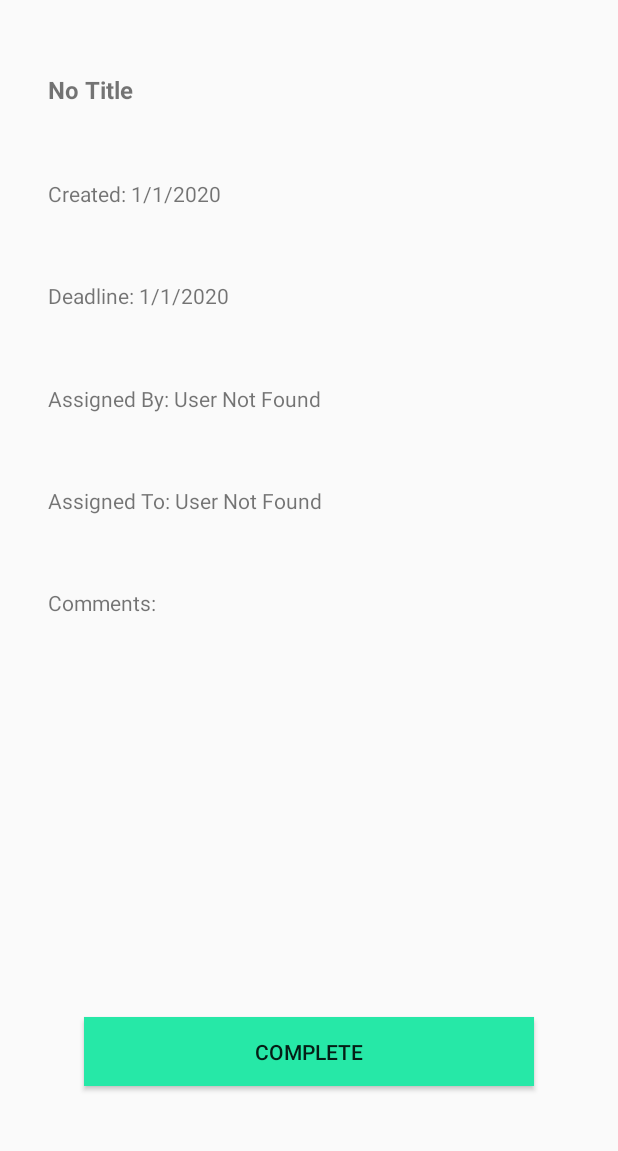
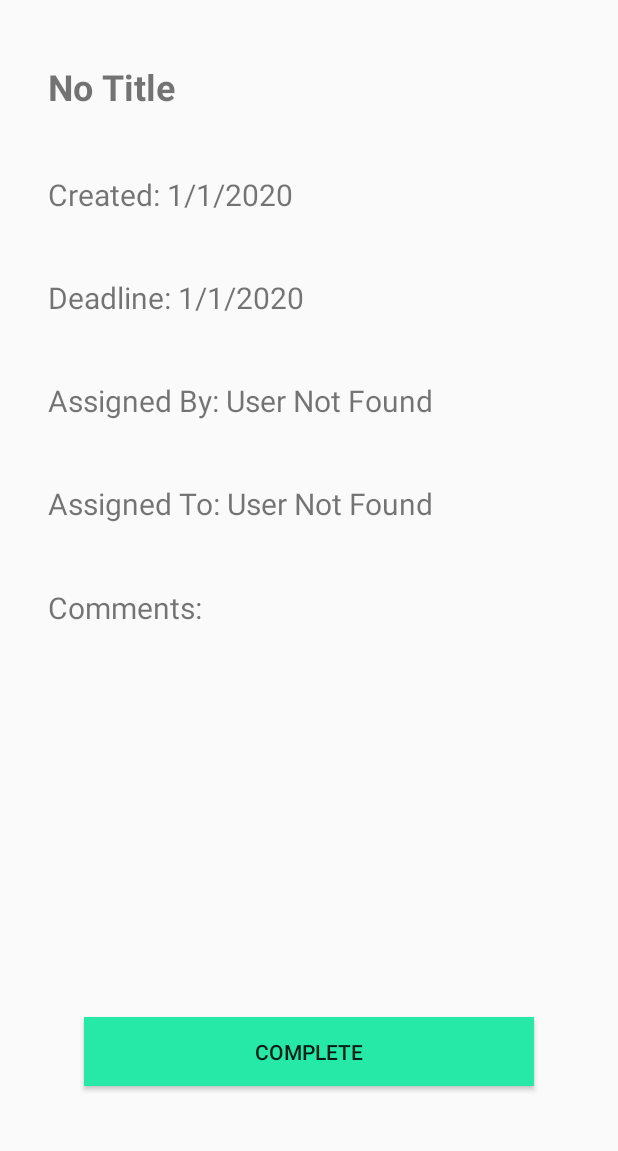
Before and after one commit to jhu-cs-uima-sp19/WeTask, an Android app: the ViewTaskActivity screen opened directly, with no data from a screen before it, on a phone screen of 412 x 824 dp, the part 84-1235 px from its top. Run offline under Robolectric (Android 15) with nearby library versions, the phone set to English and light mode, and no system bars.

Commit message:
made text sizes more consistent in edit task and view task

```diff
--- a/app/src/main/res/layout/activity_view_task.xml
+++ b/app/src/main/res/layout/activity_view_task.xml
@@ -1,91 +1,11 @@
 <?xml version="1.0" encoding="utf-8"?>
 <androidx.constraintlayout.widget.ConstraintLayout xmlns:android="http://schemas.android.com/apk/res/android"
+    xmlns:app="http://schemas.android.com/apk/res-auto"
     xmlns:tools="http://schemas.android.com/tools"
-    xmlns:app="http://schemas.android.com/apk/res-auto"
-    android:orientation="vertical"
     android:layout_width="match_parent"
     android:layout_height="match_parent"
+    android:orientation="vertical"
     tools:context=".ViewTaskActivity">
-
-    <androidx.appcompat.widget.Toolbar
-        android:id="@+id/toolbar"
-        android:layout_width="match_parent"
-        android:layout_height="?attr/actionBarSize"
-        android:background="#26E8A7"
-        app:layout_constraintTop_toTopOf="parent"
-        tools:layout_editor_absoluteX="0dp"
-        android:theme="@style/ThemeOverlay.AppCompat.ActionBar"
-        app:popupTheme="@style/Theme.AppCompat.Light" />
-
-
-    <TextView
-        android:id="@+id/taskTitle"
-        android:layout_width="wrap_content"
-        android:layout_height="wrap_content"
-        android:layout_marginStart="32dp"
-        android:layout_marginTop="32dp"
-        android:text="@string/task_title_goes_here"
-        android:textSize="16sp"
-        android:textStyle="bold"
-        app:layout_constraintBottom_toTopOf="@+id/create"
-        app:layout_constraintStart_toStartOf="parent"
-        app:layout_constraintTop_toBottomOf="@+id/toolbar" />
-
-    <TextView
-        android:id="@+id/create"
-        android:layout_width="wrap_content"
-        android:layout_height="wrap_content"
-        android:layout_marginStart="32dp"
-        android:layout_marginTop="32dp"
-        android:text="@string/created"
-        app:layout_constraintBottom_toTopOf="@+id/deadline"
-        app:layout_constraintStart_toStartOf="parent"
-        app:layout_constraintTop_toBottomOf="@+id/taskTitle" />
-
-    <TextView
-        android:id="@+id/deadline"
-        android:layout_width="wrap_content"
-        android:layout_height="wrap_content"
-        android:layout_marginStart="32dp"
-        android:layout_marginTop="32dp"
-        android:text="@string/deadline"
-        app:layout_constraintBottom_toTopOf="@+id/assignedBy"
-        app:layout_constraintStart_toStartOf="parent"
-        app:layout_constraintTop_toBottomOf="@+id/create" />
-
-    <TextView
-        android:id="@+id/assignedBy"
-        android:layout_width="wrap_content"
-        android:layout_height="wrap_content"
-        android:layout_marginStart="32dp"
-        android:layout_marginTop="32dp"
-        android:text="@string/assigned_by"
-        app:layout_constraintBottom_toTopOf="@+id/assignedTo"
-        app:layout_constraintStart_toStartOf="parent"
-        app:layout_constraintTop_toBottomOf="@+id/deadline" />
-
-    <TextView
-        android:id="@+id/assignedTo"
-        android:layout_width="wrap_content"
-        android:layout_height="wrap_content"
-        android:layout_marginStart="32dp"
-        android:layout_marginTop="32dp"
-        android:text="@string/assigned_to"
-        app:layout_constraintBottom_toTopOf="@+id/comments"
-        app:layout_constraintStart_toStartOf="parent"
-        app:layout_constraintTop_toBottomOf="@+id/assignedBy" />
-
-    <TextView
-        android:id="@+id/comments"
-        android:layout_width="wrap_content"
-        android:layout_height="wrap_content"
-        android:layout_marginStart="32dp"
-        android:layout_marginTop="32dp"
-        android:layout_marginBottom="250dp"
-        android:text="@string/comments"
-        app:layout_constraintBottom_toTopOf="@+id/complete"
-        app:layout_constraintStart_toStartOf="parent"
-        app:layout_constraintTop_toBottomOf="@+id/assignedTo" />
 
     <Button
         android:id="@+id/complete"
@@ -100,4 +20,90 @@
         app:layout_constraintStart_toStartOf="parent" />
 
 
+    <TextView
+        android:id="@+id/create"
+        android:layout_width="wrap_content"
+        android:layout_height="wrap_content"
+        android:layout_marginStart="32dp"
+        android:layout_marginTop="32dp"
+        android:text="@string/created"
+        android:textSize="20sp"
+        app:layout_constraintBottom_toTopOf="@+id/deadline"
+        app:layout_constraintStart_toStartOf="parent"
+        app:layout_constraintTop_toBottomOf="@+id/taskTitle" />
+
+    <TextView
+        android:id="@+id/deadline"
+        android:layout_width="wrap_content"
+        android:layout_height="wrap_content"
+        android:layout_marginStart="32dp"
+        android:layout_marginTop="32dp"
+        android:textSize="20sp"
+        android:text="@string/deadline"
+        app:layout_constraintBottom_toTopOf="@+id/assignedBy"
+        app:layout_constraintStart_toStartOf="parent"
+        app:layout_constraintTop_toBottomOf="@+id/create" />
+
+    <TextView
+        android:id="@+id/assignedBy"
+        android:layout_width="wrap_content"
+        android:layout_height="wrap_content"
+        android:layout_marginStart="32dp"
+        android:layout_marginTop="32dp"
+        android:textSize="20sp"
+        android:text="@string/assigned_by"
+        app:layout_constraintBottom_toTopOf="@+id/assignedTo"
+        app:layout_constraintStart_toStartOf="parent"
+        app:layout_constraintTop_toBottomOf="@+id/deadline" />
+
+    <TextView
+        android:id="@+id/assignedTo"
+        android:layout_width="wrap_content"
+        android:layout_height="wrap_content"
+        android:layout_marginStart="32dp"
+        android:layout_marginTop="32dp"
+        android:textSize="20sp"
+        android:text="@string/assigned_to"
+        app:layout_constraintBottom_toTopOf="@+id/comments"
+        app:layout_constraintStart_toStartOf="parent"
+        app:layout_constraintTop_toBottomOf="@+id/assignedBy" />
+
+    <TextView
+        android:id="@+id/comments"
+        android:layout_width="wrap_content"
+        android:layout_height="wrap_content"
+        android:layout_marginStart="32dp"
+        android:layout_marginTop="32dp"
+        android:layout_marginBottom="250dp"
+        android:textSize="20sp"
+        android:text="@string/comments"
+        app:layout_constraintBottom_toTopOf="@+id/complete"
+        app:layout_constraintStart_toStartOf="parent"
+        app:layout_constraintTop_toBottomOf="@+id/assignedTo" />
+
+    <TextView
+        android:id="@+id/taskTitle"
+        android:layout_width="wrap_content"
+        android:layout_height="wrap_content"
+        android:layout_marginStart="32dp"
+        android:layout_marginTop="32dp"
+        android:text="@string/task_title_goes_here"
+        android:textSize="24sp"
+        android:textStyle="bold"
+        app:layout_constraintBottom_toTopOf="@+id/create"
+        app:layout_constraintStart_toStartOf="parent"
+        app:layout_constraintTop_toBottomOf="@+id/toolbar"
+        app:layout_constraintVertical_chainStyle="spread" />
+
+    <androidx.appcompat.widget.Toolbar
+        android:id="@+id/toolbar"
+        android:layout_width="match_parent"
+        android:layout_height="?attr/actionBarSize"
+        android:background="#26E8A7"
+        android:theme="@style/ThemeOverlay.AppCompat.ActionBar"
+        app:layout_constraintTop_toTopOf="parent"
+        app:popupTheme="@style/Theme.AppCompat.Light"
+        tools:layout_editor_absoluteX="0dp" />
+
+
 </androidx.constraintlayout.widget.ConstraintLayout>
```
Also changed, not shown: app/src/main/res/layout/activity_edit_task.xml (+12 -9 lines).
